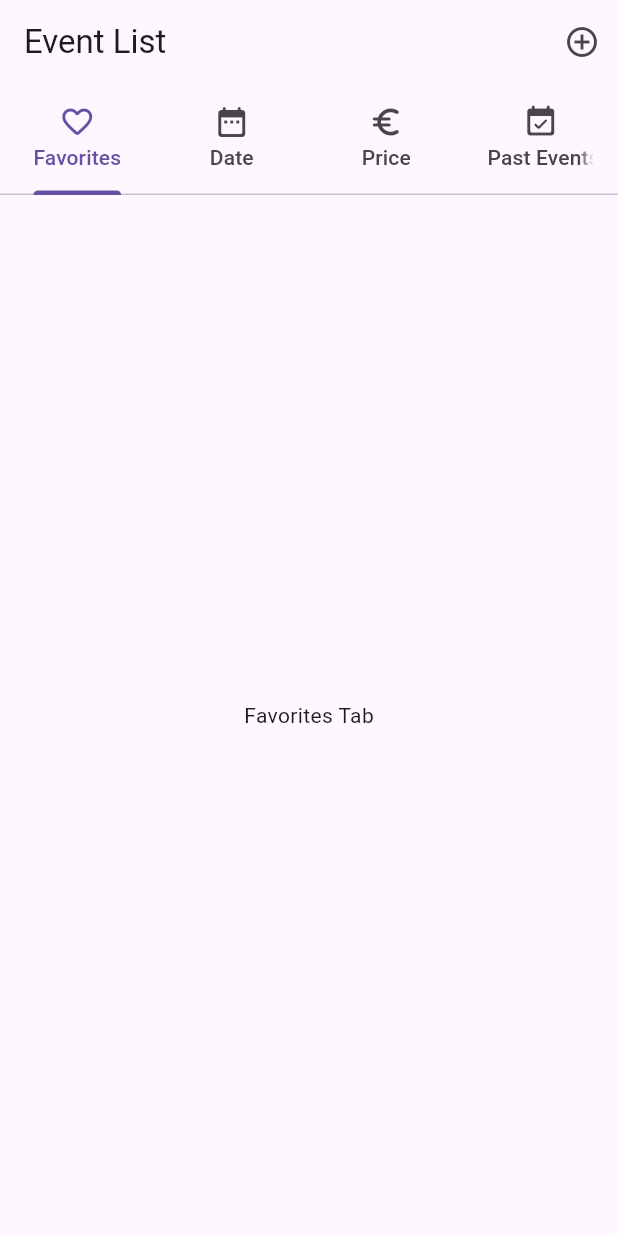
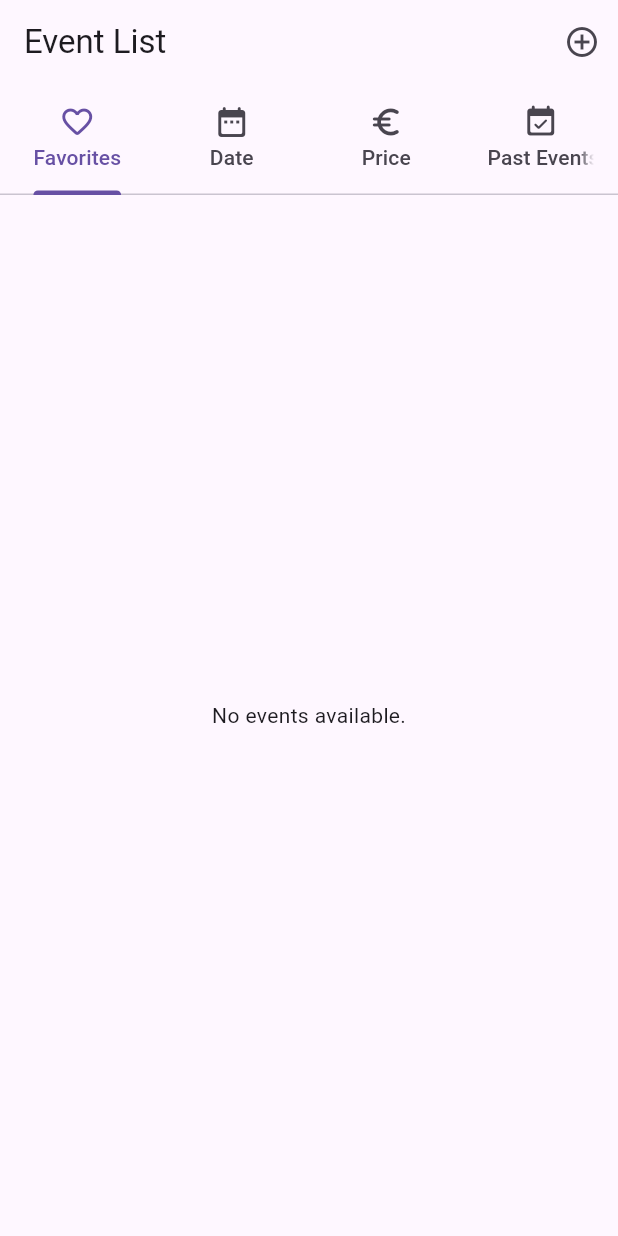
Before and after one commit to Aula-Virtual-de-Nico/2nd-assessment-project-KathDAM, a Flutter app: the screen it shows after launch, on a phone screen of 412 x 824 dp. Run offline on Flutter 3.47's test engine with Material 3 defaults, Android fonts, the light colour scheme and no system bars.

Commit message:
GridView changed and funtcional

```diff
--- a/kathproject2/lib/views/mainView.dart
+++ b/kathproject2/lib/views/mainView.dart
@@ -21,13 +21,53 @@ not be displayed.
  */
 import 'package:flutter/material.dart';
 import 'package:kathproject2/views/creation.dart';
+import 'package:kathproject2/views/detail.dart';
 
-void main() {
-  runApp(const MainView());
+class MainView extends StatefulWidget {
+  const MainView({super.key});
+
+  @override
+  State<MainView> createState() => _MainViewState();
 }
 
-class MainView extends StatelessWidget {
-  const MainView({super.key});
+class _MainViewState extends State<MainView> {
+  List<Event> events = [
+    Event(
+      id: '1',
+      title: 'Rock Concert',
+      description: 'A night of amazing rock music!',
+      date: DateTime(2025, 3, 15),
+      price: 50.0,
+      imageUrl: 'assets/concert.jpg',
+    ),
+    Event(
+      id: '2',
+      title: 'Comedy',
+      description: 'A great day with the famous "Gila"',
+      date: DateTime(2025, 5, 10),
+      price: 100.0,
+      imageUrl: 'assets/comedy.jpg',
+    ),
+    Event(
+      id: '3',
+      title: 'Art Expo',
+      description: 'Modern art exhibition',
+      date: DateTime(2023, 8, 20),
+      price: 20.0,
+      imageUrl: 'assets/expo.jpeg',
+    ),
+        Event(
+      id: '4',
+      title: 'Festivals in Valencia',
+      description: 'Bigsound in July',
+      date: DateTime(2023, 8, 20),
+      price: 20.0,
+      imageUrl: 'assets/festival.jpg',
+    )
+  ];
+
+  List<String> favoriteEvents = [];
+  bool showPastEvents = false;
 
   @override
   Widget build(BuildContext context) {
@@ -37,37 +77,142 @@ class MainView extends StatelessWidget {
         length: 4,
         child: Scaffold(
           appBar: AppBar(
+            title: const Text('Event List'),
             bottom: const TabBar(
               tabs: [
-                Tab(icon: Icon(Icons.favorite_border_rounded), text: "Favorites"),
+                Tab(
+                    icon: Icon(Icons.favorite_border_rounded),
+                    text: "Favorites"),
                 Tab(icon: Icon(Icons.date_range_rounded), text: "Date"),
                 Tab(icon: Icon(Icons.euro_symbol_rounded), text: "Price"),
-                Tab(icon: Icon(Icons.event_available_rounded), text: "Past Events"),
+                Tab(
+                    icon: Icon(Icons.event_available_rounded),
+                    text: "Past Events"),
               ],
             ),
-            title: const Text('Event List'),
             actions: [
               IconButton(
                 icon: const Icon(Icons.add_circle_outline),
                 onPressed: () {
-                  Navigator.push(context,MaterialPageRoute(builder: (context) => const CreationEvent()),
+                  Navigator.push(
+                    context,
+                    MaterialPageRoute(
+                        builder: (context) => const CreationEvent()),
                   );
                 },
               ),
             ],
           ),
-          body: const TabBarView(
+          body: TabBarView(
             children: [
-              //cambiarlo por grid-type list of events
-              Center(child: Text('Favorites Tab')),
-              Center(child: Text('Date Tab')),
-              Center(child: Text('Price Tab')),
-              Center(child: Text('Past Events Tab')),
-
+              buildEventGrid(filterByFavorites: true),
+              buildEventGrid(sortBy: "date"),
+              buildEventGrid(sortBy: "price"),
+              buildEventGrid(showOnlyPastEvents: true),
             ],
           ),
         ),
       ),
+    );
+  }
+
+  Widget buildEventGrid(
+      {bool filterByFavorites = false,
+      String? sortBy,
+      bool showOnlyPastEvents = false}) {
+    List<Event> displayedEvents = List.from(events);
+
+    if (filterByFavorites) {
+      displayedEvents = displayedEvents
+          .where((event) => favoriteEvents.contains(event.id))
+          .toList();
+    }
+
+    if (showOnlyPastEvents) {
+      displayedEvents = displayedEvents
+          .where((event) => event.date.isBefore(DateTime.now()))
+          .toList();
+    } else {
+      displayedEvents = displayedEvents
+          .where((event) => event.date.isAfter(DateTime.now()))
+          .toList();
+    }
+
+    if (sortBy == "date") {
+      displayedEvents.sort((a, b) => a.date.compareTo(b.date));
+    } else if (sortBy == "price") {
+      displayedEvents.sort((a, b) => a.price.compareTo(b.price));
+    }
+
+    if (displayedEvents.isEmpty) {
+      return const Center(child: Text("No events available."));
+    }
+
+    return GridView.builder(
+      padding: const EdgeInsets.all(8.0),
+      itemCount: displayedEvents.length,
+      gridDelegate: const SliverGridDelegateWithFixedCrossAxisCount(
+        crossAxisCount: 3,
+        crossAxisSpacing: 8.0,
+        mainAxisSpacing: 8.0,
+        childAspectRatio: 0.8,
+      ),
+      itemBuilder: (context, index) {
+        final event = displayedEvents[index];
+
+        return GestureDetector(
+          onTap: () {
+            Navigator.push(
+                context,
+                MaterialPageRoute(
+                    builder: (context) => DetailEvent()));
+          },
+          child: Card(
+            elevation: 3,
+            child: Column(
+              crossAxisAlignment: CrossAxisAlignment.start,
+              children: [
+                Expanded(
+                  child: Image.network(event.imageUrl, fit: BoxFit.cover),
+                ),
+                Padding(
+                  padding: const EdgeInsets.all(8.0),
+                  child: Column(
+                    crossAxisAlignment: CrossAxisAlignment.start,
+                    children: [
+                      Text(event.title,
+                          style: const TextStyle(
+                              fontSize: 16, fontWeight: FontWeight.bold)),
+                      Text(event.description,
+                          maxLines: 2, overflow: TextOverflow.ellipsis),
+                      Text("📅 ${event.date.toLocal()}".split(' ')[0]),
+                      Text("💰 \$${event.price.toStringAsFixed(2)}"),
+                    ],
+                  ),
+                ),
+                IconButton(
+                  icon: Icon(
+                    favoriteEvents.contains(event.id)
+                        ? Icons.favorite
+                        : Icons.favorite_border,
+                    color:
+                        favoriteEvents.contains(event.id) ? Colors.red : null,
+                  ),
+                  onPressed: () {
+                    setState(() {
+                      if (favoriteEvents.contains(event.id)) {
+                        favoriteEvents.remove(event.id);
+                      } else {
+                        favoriteEvents.add(event.id);
+                      }
+                    });
+                  },
+                ),
+              ],
+            ),
+          ),
+        );
+      },
     );
   }
 }
--- a/kathproject2/pubspec.yaml
+++ b/kathproject2/pubspec.yaml
@@ -56,7 +56,8 @@ flutter:
   # included with your application, so that you can use the icons in
   # the material Icons class.
   uses-material-design: true
-
+  assets:
+    - assets/
   # To add assets to your application, add an assets section, like this:
   # assets:
   #   - images/a_dot_burr.jpeg
```
Also changed, not shown: kathproject2/lib/views/detail.dart (+22 -0 lines), kathproject2/assets/comedy.jpg (added), kathproject2/assets/concert.jpg (added), kathproject2/assets/expo.jpeg (added), kathproject2/assets/festival.jpg (added).
